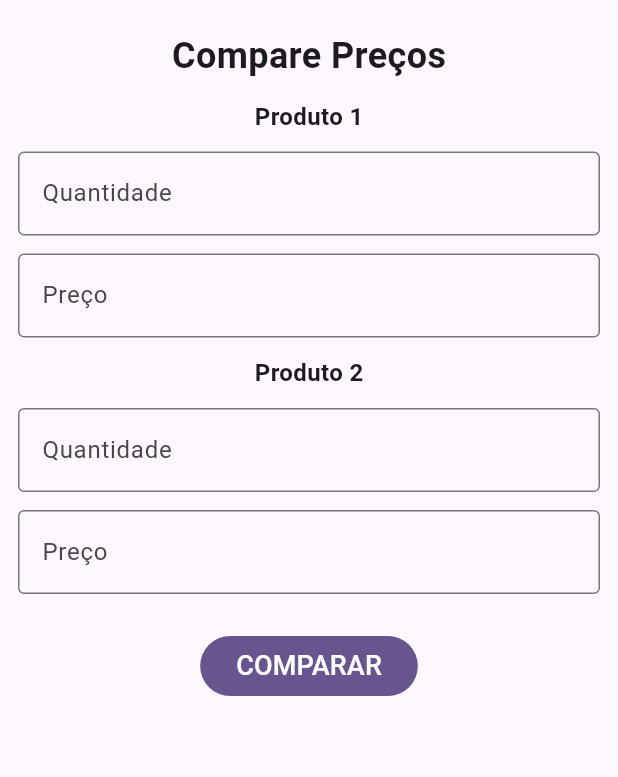
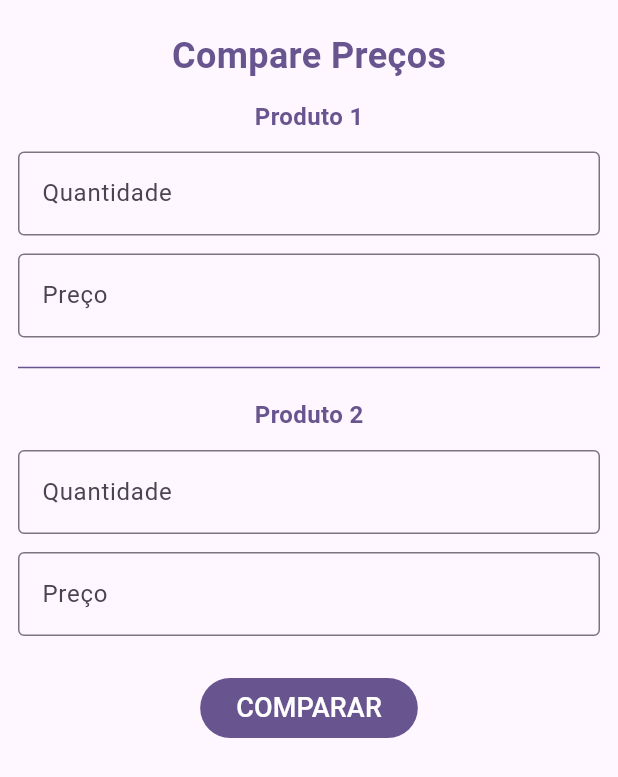
Before and after one commit to leandrorochaadm/compare_price, a Flutter app: the screen it shows after launch, on a phone screen of 412 x 824 dp. Shown: the top 777 px of the screen. Run offline on Flutter 3.47's test engine with Material 2 defaults, Android fonts, the phone set to English and light mode, and no system bars; our stand-ins replace equatable; missing offline and left inert: validatorless.

Commit message:
HomePage: adjust font color

```diff
--- a/lib/pages/home_page.dart
+++ b/lib/pages/home_page.dart
@@ -22,6 +22,8 @@ class _HomePageState extends State<HomePage> {
 
   @override
   Widget build(BuildContext context) {
+    final primaryColor = Theme.of(context).primaryColor;
+
     return Scaffold(
       body: SafeArea(
         child: Padding(
@@ -31,19 +33,21 @@ class _HomePageState extends State<HomePage> {
             child: SingleChildScrollView(
               child: Column(
                 children: [
-                  const Text(
+                  Text(
                     'Compare Preços',
                     style: TextStyle(
                       fontSize: 24,
                       fontWeight: FontWeight.bold,
+                      color: primaryColor,
                     ),
                   ),
                   const SizedBox(height: 12),
-                  const Text(
+                  Text(
                     'Produto 1',
                     style: TextStyle(
                       fontSize: 16,
                       fontWeight: FontWeight.bold,
+                      color: primaryColor,
                     ),
                   ),
                   const SizedBox(height: 12),
@@ -54,6 +58,7 @@ class _HomePageState extends State<HomePage> {
                       labelText: 'Quantidade',
                       hintText: 'Digite a quantidade no produto 1',
                     ),
+                    readOnly: controller.isValid,
                     keyboardType: TextInputType.number,
                     validator: Validatorless.multiple([
                       Validatorless.required('Campo obrigatório'),
@@ -72,6 +77,7 @@ class _HomePageState extends State<HomePage> {
                       labelText: 'Preço',
                       hintText: 'Digite o preço no produto 1',
                     ),
+                    readOnly: controller.isValid,
                     keyboardType: TextInputType.number,
                     validator: Validatorless.multiple([
                       Validatorless.required('Campo obrigatório'),
@@ -83,11 +89,14 @@ class _HomePageState extends State<HomePage> {
                     ]),
                   ),
                   const SizedBox(height: 12),
-                  const Text(
+                  Divider(color: primaryColor),
+                  const SizedBox(height: 12),
+                  Text(
                     'Produto 2',
                     style: TextStyle(
                       fontSize: 16,
                       fontWeight: FontWeight.bold,
+                      color: primaryColor,
                     ),
                   ),
                   const SizedBox(height: 12),
@@ -98,6 +107,7 @@ class _HomePageState extends State<HomePage> {
                       labelText: 'Quantidade',
                       hintText: 'Digite a quantidade no produto 2',
                     ),
+                    readOnly: controller.isValid,
                     keyboardType: TextInputType.number,
                     validator: Validatorless.multiple([
                       Validatorless.required('Campo obrigatório'),
@@ -116,6 +126,7 @@ class _HomePageState extends State<HomePage> {
                       labelText: 'Preço',
                       hintText: 'Digite o preço no produto 2',
                     ),
+                    readOnly: controller.isValid,
                     keyboardType: TextInputType.number,
                     validator: Validatorless.multiple([
                       Validatorless.required('Campo obrigatório'),
```
